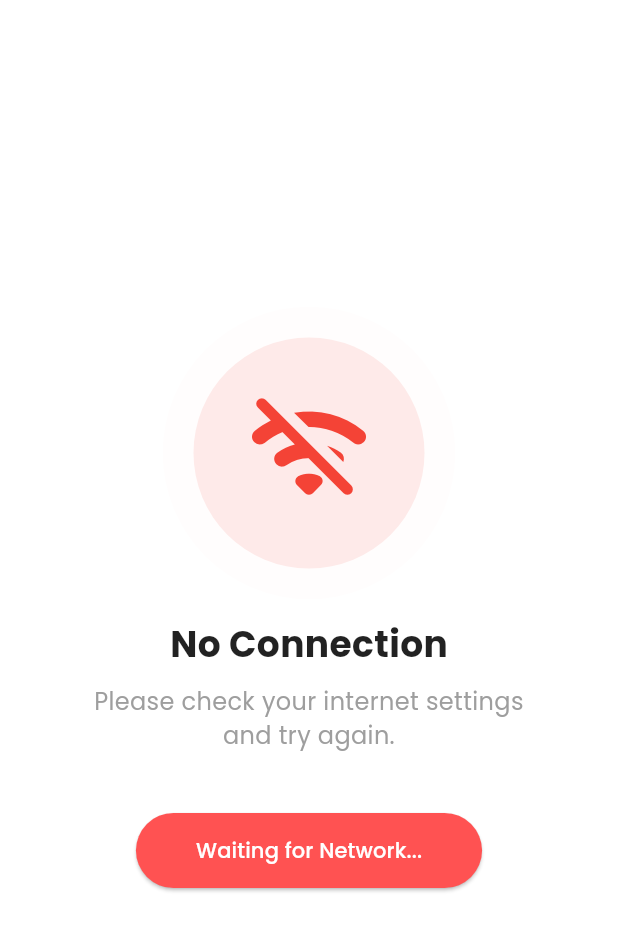
After one commit to joellljose/ktu_notes_app, a Flutter app: the NoInternetScreen screen opened directly, on a phone screen of 412 x 824 dp. The commit adds this screen. Shown: the top 931 px of the screen. Run offline on Flutter 3.47's test engine with Material 3 defaults, Android fonts, the light colour scheme and no system bars; our stand-ins replace cloud_firestore, connectivity_plus, file_picker, firebase_auth, firebase_core, google_fonts; missing offline and left inert: syncfusion_flutter_pdfviewer; accounts and stored records are empty.

Commit message:
feat(ui): Added animated No Internet Connection screen

```diff
--- a/lib/main.dart
+++ b/lib/main.dart
@@ -1,14 +1,13 @@
-// lib/main.dart
 import 'package:flutter/material.dart';
 import 'package:firebase_core/firebase_core.dart';
 import 'package:google_fonts/google_fonts.dart';
-
+import 'package:connectivity_plus/connectivity_plus.dart';
+import 'no_internet_screen.dart';
 import 'splash_screen.dart';
 
 void main() async {
   WidgetsFlutterBinding.ensureInitialized();
 
-  // Manually providing options to fix the PlatformException
   await Firebase.initializeApp(
     options: const FirebaseOptions(
       apiKey: "AIzaSyCvYF6pEvsXkCaJFLOqWoAU1W-F6-X_wfQ",
@@ -22,7 +21,6 @@ void main() async {
   runApp(KTUNotesApp());
 }
 
-// Update this part in your main.dart
 class KTUNotesApp extends StatelessWidget {
   @override
   Widget build(BuildContext context) {
@@ -32,7 +30,21 @@ class KTUNotesApp extends StatelessWidget {
         textTheme: GoogleFonts.poppinsTextTheme(),
         primarySwatch: Colors.teal,
       ),
-      home: SplashScreen(), // Changed this line
+      builder: (context, child) {
+        return StreamBuilder<List<ConnectivityResult>>(
+          stream: Connectivity().onConnectivityChanged,
+          builder: (context, snapshot) {
+            final connectivityResult = snapshot.data;
+            if (connectivityResult != null &&
+                (connectivityResult.contains(ConnectivityResult.none) ||
+                    connectivityResult.isEmpty)) {
+              return NoInternetScreen();
+            }
+            return child ?? SizedBox();
+          },
+        );
+      },
+      home: SplashScreen(),
     );
   }
 }
--- /dev/null
+++ b/lib/no_internet_screen.dart
@@ -0,0 +1,115 @@
+import 'package:flutter/material.dart';
+
+class NoInternetScreen extends StatefulWidget {
+  @override
+  _NoInternetScreenState createState() => _NoInternetScreenState();
+}
+
+class _NoInternetScreenState extends State<NoInternetScreen>
+    with SingleTickerProviderStateMixin {
+  late AnimationController _controller;
+  late Animation<double> _scaleAnimation;
+
+  @override
+  void initState() {
+    super.initState();
+    _controller = AnimationController(
+      vsync: this,
+      duration: Duration(seconds: 2),
+    )..repeat();
+
+    _scaleAnimation = Tween<double>(begin: 1.0, end: 1.1).animate(
+      CurvedAnimation(
+        parent: _controller,
+        curve: Interval(0.0, 0.5, curve: Curves.easeInOut),
+      ),
+    );
+  }
+
+  @override
+  void dispose() {
+    _controller.dispose();
+    super.dispose();
+  }
+
+  @override
+  Widget build(BuildContext context) {
+    return Scaffold(
+      backgroundColor: Colors.white,
+      body: Center(
+        child: Column(
+          mainAxisAlignment: MainAxisAlignment.center,
+          children: [
+            Stack(
+              alignment: Alignment.center,
+              children: [
+                FadeTransition(
+                  opacity: Tween<double>(
+                    begin: 1.0,
+                    end: 0.0,
+                  ).animate(_controller),
+                  child: ScaleTransition(
+                    scale: Tween<double>(
+                      begin: 1.0,
+                      end: 2.0,
+                    ).animate(_controller),
+                    child: Container(
+                      width: 100,
+                      height: 100,
+                      decoration: BoxDecoration(
+                        shape: BoxShape.circle,
+                        color: Colors.red.withOpacity(0.2),
+                      ),
+                    ),
+                  ),
+                ),
+                ScaleTransition(
+                  scale: _scaleAnimation,
+                  child: Container(
+                    padding: EdgeInsets.all(30),
+                    decoration: BoxDecoration(
+                      shape: BoxShape.circle,
+                      color: Colors.red.withOpacity(0.1),
+                    ),
+                    child: Icon(
+                      Icons.wifi_off_rounded,
+                      size: 80,
+                      color: Colors.red,
+                    ),
+                  ),
+                ),
+              ],
+            ),
+            SizedBox(height: 40),
+            Text(
+              "No Connection",
+              style: TextStyle(
+                fontSize: 24,
+                fontWeight: FontWeight.bold,
+                color: Colors.black87,
+              ),
+            ),
+            SizedBox(height: 10),
+            Text(
+              "Please check your internet settings\nand try again.",
+              textAlign: TextAlign.center,
+              style: TextStyle(fontSize: 16, color: Colors.grey),
+            ),
+            SizedBox(height: 40),
+            ElevatedButton(
+              onPressed: () {}, // Connection listener will auto-dismiss
+              style: ElevatedButton.styleFrom(
+                backgroundColor: Colors.redAccent,
+                padding: EdgeInsets.symmetric(horizontal: 40, vertical: 15),
+              ),
+              child: Text(
+                "Waiting for Network...",
+                style: TextStyle(color: Colors.white),
+              ),
+            ),
+          ],
+        ),
+      ),
+    );
+  }
+}
--- a/pubspec.yaml
+++ b/pubspec.yaml
@@ -38,6 +38,9 @@ dependencies:
   http: ^1.1.0
   syncfusion_flutter_pdfviewer: ^32.1.19
   url_launcher: ^6.1.11
+  path_provider: ^2.1.5
+  crypto: ^3.0.7
+  connectivity_plus: ^7.0.0
 
 dev_dependencies:
   flutter_test:
```
